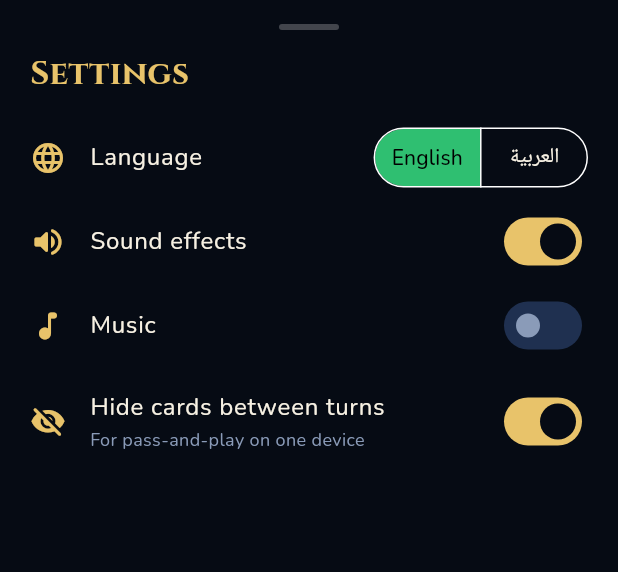
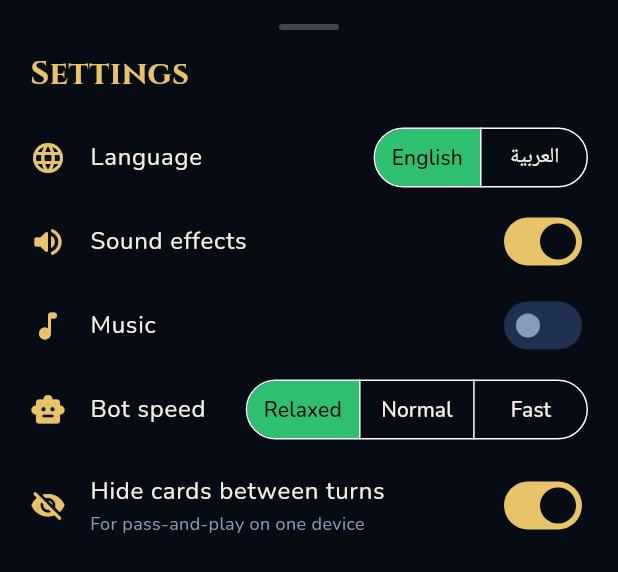
Before and after one commit to hamoodigan/jackaroo, a Flutter app: the SettingsSheet widget shown alone on an empty page, opened directly, on a phone screen of 412 x 824 dp. Shown: the top 572 px of the screen. Run offline on Flutter 3.47's test engine with Material 3 defaults, Android fonts, the phone set to English and light mode, and no system bars; our stand-ins replace audioplayers, get, google_fonts, shared_preferences; missing offline and left inert: mqtt_client; accounts and stored records are empty.

Commit message:
Viewport meta for phones, per-player move trails, gold landing pulses, relaxed bot pace setting
Co-Authored-By: Claude Fable 5 <noreply@anthropic.com>

```diff
--- a/lib/core/config/game_config.dart
+++ b/lib/core/config/game_config.dart
@@ -28,10 +28,12 @@ class GameConfig {
   /// Animation / pacing.
   static const Duration marbleStep = Duration(milliseconds: 60);
   static const Duration marbleHop = Duration(milliseconds: 320);
-  static const Duration botThink = Duration(milliseconds: 900);
+  /// Relaxed-pace bot timings (scaled by the "bot pace" setting).
+  static const Duration botThink = Duration(milliseconds: 2200);
+  static const Duration botPause = Duration(milliseconds: 1500);
 
   /// Bots (and remote players) animate this much slower than local taps so
   /// humans can follow what happened.
-  static const double botSlow = 1.7;
+  static const double botSlow = 2.6;
   static const Duration dealDelay = Duration(milliseconds: 400);
 }
--- a/lib/core/localization/app_translations.dart
+++ b/lib/core/localization/app_translations.dart
@@ -19,6 +19,10 @@ class AppTranslations extends Translations {
     'language': 'Language',
     'sound': 'Sound effects',
     'music': 'Music',
+    'bot_pace': 'Bot speed',
+    'pace_relaxed': 'Relaxed',
+    'pace_normal': 'Normal',
+    'pace_fast': 'Fast',
     'hide_hands': 'Hide cards between turns',
     'hide_hands_hint': 'For pass-and-play on one device',
     'close': 'Close',
@@ -163,6 +167,10 @@ When all your marbles are home you keep playing cards to move your partner's mar
     'language': 'اللغة',
     'sound': 'المؤثرات الصوتية',
     'music': 'الموسيقى',
+    'bot_pace': 'سرعة الكمبيوتر',
+    'pace_relaxed': 'هادئ',
+    'pace_normal': 'عادي',
+    'pace_fast': 'سريع',
     'hide_hands': 'إخفاء الورق بين الأدوار',
     'hide_hands_hint': 'للعب بالتناوب على جهاز واحد',
     'close': 'إغلاق',
--- a/lib/data/local_storage.dart
+++ b/lib/data/local_storage.dart
@@ -31,6 +31,10 @@ class LocalStorage {
   String get playerName => _p.getString('playerName') ?? '';
   set playerName(String v) => _p.setString('playerName', v);
 
+  /// 1.0 relaxed, 0.55 normal, 0.25 fast — multiplies every bot delay.
+  double get botPace => _p.getDouble('botPace') ?? 1.0;
+  set botPace(double v) => _p.setDouble('botPace', v);
+
   bool get hideHands => _p.getBool('hideHands') ?? true;
   set hideHands(bool v) => _p.setBool('hideHands', v);
 
--- a/lib/presentation/controllers/settings_controller.dart
+++ b/lib/presentation/controllers/settings_controller.dart
@@ -11,6 +11,7 @@ class SettingsController extends GetxController {
 
   late final locale = store.locale.obs;
   late final hideHands = store.hideHands.obs;
+  late final botPace = store.botPace.obs;
 
   @override
   void onInit() {
@@ -20,6 +21,7 @@ class SettingsController extends GetxController {
     ever(audio.sfxEnabled, (v) => store.sfx = v);
     ever(audio.musicEnabled, (v) => store.music = v);
     ever(hideHands, (v) => store.hideHands = v);
+    ever(botPace, (v) => store.botPace = v);
     ever(locale, (v) {
       store.locale = v;
       Get.updateLocale(Locale(v));
--- a/lib/presentation/widgets/settings_sheet.dart
+++ b/lib/presentation/widgets/settings_sheet.dart
@@ -67,6 +67,21 @@ class SettingsSheet extends StatelessWidget {
                   value: s.audio.musicEnabled.value,
                   onChanged: (v) => s.audio.musicEnabled.value = v,
                 ),
+                ListTile(
+                  contentPadding: EdgeInsets.zero,
+                  leading: const Icon(Icons.smart_toy_rounded, color: AppTheme.gold),
+                  title: Text('bot_pace'.tr),
+                  trailing: SegmentedButton<double>(
+                    showSelectedIcon: false,
+                    segments: [
+                      ButtonSegment(value: 1.0, label: Text('pace_relaxed'.tr)),
+                      ButtonSegment(value: 0.55, label: Text('pace_normal'.tr)),
+                      ButtonSegment(value: 0.25, label: Text('pace_fast'.tr)),
+                    ],
+                    selected: {s.botPace.value},
+                    onSelectionChanged: (v) => s.botPace.value = v.first,
+                  ),
+                ),
                 SwitchListTile(
                   contentPadding: EdgeInsets.zero,
                   secondary: const Icon(Icons.visibility_off_rounded, color: AppTheme.gold),
```
Also changed, not shown: lib/presentation/controllers/game_controller.dart (+50 -14 lines), lib/presentation/widgets/board_view.dart (+60 -31 lines), 4 other files.
